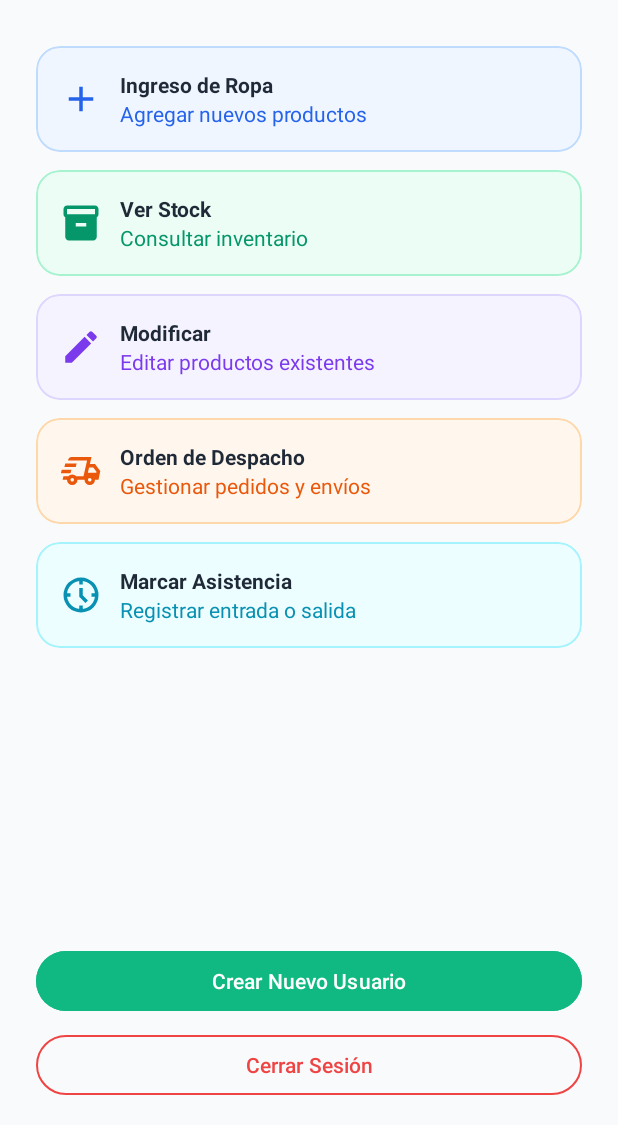
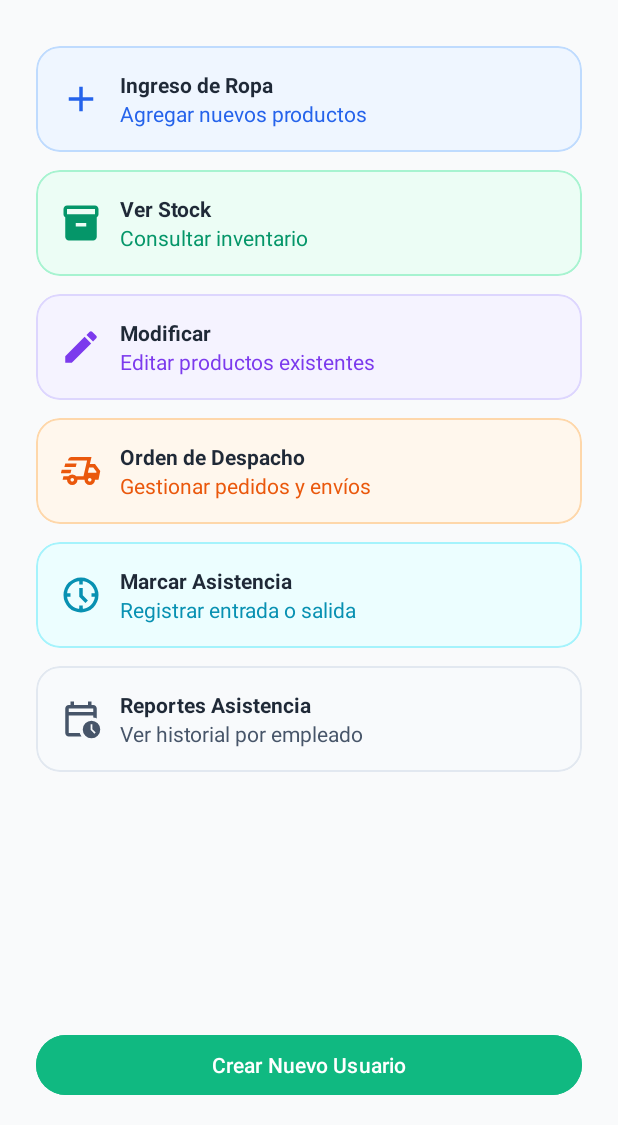
Before and after one commit to Start0k/StockFashion, an Android app: the layout activity_menu.xml on its own in the app's theme, with its tools: preview values and no code run, on a phone screen of 412 x 824 dp, the part 111-1236 px from its top. Run offline under Robolectric (Android 15) with nearby library versions, the phone set to English and light mode, and no system bars.

Commit message:
pdf reportes de asistencia y registro en log

```diff
--- /dev/null
+++ b/app/src/main/res/drawable/baseline_arrow_back_24.xml
@@ -0,0 +1,5 @@
+<vector xmlns:android="http://schemas.android.com/apk/res/android" android:autoMirrored="true" android:height="24dp" android:tint="#000000" android:viewportHeight="24" android:viewportWidth="24" android:width="24dp">
+
+    <path android:fillColor="@android:color/white" android:pathData="M20,11H7.83l5.59,-5.59L12,4l-8,8 8,8 1.41,-1.41L7.83,13H20v-2z"/>
+
+</vector>
--- /dev/null
+++ b/app/src/main/res/drawable/ic_calendario.xml
@@ -0,0 +1,5 @@
+<vector xmlns:android="http://schemas.android.com/apk/res/android" android:autoMirrored="true" android:height="24dp" android:tint="#000000" android:viewportHeight="960" android:viewportWidth="960" android:width="24dp">
+
+    <path android:fillColor="@android:color/white" android:pathData="M200,320L760,320L760,240Q760,240 760,240Q760,240 760,240L200,240Q200,240 200,240Q200,240 200,240L200,320ZM200,320L200,240Q200,240 200,240Q200,240 200,240L200,240Q200,240 200,240Q200,240 200,240L200,320ZM200,880Q167,880 143.5,856.5Q120,833 120,800L120,240Q120,207 143.5,183.5Q167,160 200,160L240,160L240,80L320,80L320,160L640,160L640,80L720,80L720,160L760,160Q793,160 816.5,183.5Q840,207 840,240L840,467Q821,458 801,452Q781,446 760,443L760,400L200,400L200,800Q200,800 200,800Q200,800 200,800L452,800Q459,822 468.5,842Q478,862 491,880L200,880ZM720,920Q637,920 578.5,861.5Q520,803 520,720Q520,637 578.5,578.5Q637,520 720,520Q803,520 861.5,578.5Q920,637 920,720Q920,803 861.5,861.5Q803,920 720,920ZM787,815L815,787L740,712L740,600L700,600L700,728L787,815Z"/>
+
+</vector>
--- a/app/src/main/res/layout/activity_menu.xml
+++ b/app/src/main/res/layout/activity_menu.xml
@@ -320,7 +320,57 @@
                                 android:textColor="#0891B2"/>
                         </LinearLayout>
                     </LinearLayout>
+
                 </com.google.android.material.card.MaterialCardView>
+                <!-- CARD 6: REPORTES DE ASISTENCIA -->
+                <com.google.android.material.card.MaterialCardView
+                    android:id="@+id/cardReportes"
+                    android:layout_width="match_parent"
+                    android:layout_height="wrap_content"
+                    android:layout_marginBottom="12dp"
+                    app:cardBackgroundColor="#F8FAFC"
+                    app:cardCornerRadius="16dp"
+                    app:strokeColor="#E2E8F0"
+                    app:strokeWidth="1dp">
+
+                    <LinearLayout
+                        android:layout_width="match_parent"
+                        android:layout_height="wrap_content"
+                        android:orientation="horizontal"
+                        android:padding="16dp"
+                        android:gravity="center_vertical">
+
+
+                        <ImageView
+                            android:layout_width="28dp"
+                            android:layout_height="28dp"
+                            android:src="@drawable/ic_calendario"
+                            app:tint="#475569"
+                            android:contentDescription="Icono Reportes" />
+
+                        <LinearLayout
+                            android:layout_width="0dp"
+                            android:layout_height="wrap_content"
+                            android:layout_weight="1"
+                            android:orientation="vertical"
+                            android:layout_marginStart="12dp">
+
+                            <TextView
+                                android:layout_width="wrap_content"
+                                android:layout_height="wrap_content"
+                                android:text="Reportes Asistencia"
+                                android:textColor="#1F2937"
+                                android:textStyle="bold"/>
+
+                            <TextView
+                                android:layout_width="wrap_content"
+                                android:layout_height="wrap_content"
+                                android:text="Ver historial por empleado"
+                                android:textColor="#475569"/>
+                        </LinearLayout>
+                    </LinearLayout>
+                </com.google.android.material.card.MaterialCardView>
+
 
             </LinearLayout>
 
@@ -329,7 +379,7 @@
     </ScrollView>
 
 
-    <!-- Parte inferior (Footer) -->
+
     <LinearLayout
         android:layout_width="match_parent"
         android:layout_height="wrap_content"
@@ -340,7 +390,7 @@
         android:paddingTop="8dp"
         android:background="#F9FAFB">
 
-        <!-- Solo visible para Administradores (controlado en Java) -->
+
         <Button
             android:id="@+id/btnCrearUsuario"
             android:layout_width="match_parent"
@@ -352,7 +402,7 @@
             tools:visibility="visible" />
 
         <!-- Botón Cerrar Sesión -->
-        <Button
+        <!--Button
             android:id="@+id/btnCerrarSesion"
             style="@style/Widget.Material3.Button.OutlinedButton"
             android:layout_width="match_parent"
@@ -360,7 +410,7 @@
             android:layout_marginTop="8dp"
             android:text="Cerrar Sesión"
             android:textColor="#EF4444"
-            app:strokeColor="#EF4444" />
+            app:strokeColor="#EF4444" /-->
     </LinearLayout>
 
 </LinearLayout>
```
Also changed, not shown: app/src/main/AndroidManifest.xml (+10 -5 lines), app/src/main/java/com/HanDav/stockfashion/LogActivity.java (+21 -25 lines), app/src/main/java/com/HanDav/stockfashion/ReportesAsistencia.java (added, +251 -0 lines), app/src/main/java/com/HanDav/stockfashion/menu.java (+9 -3 lines), app/src/main/res/drawable/border_background.xml (added, +17 -0 lines), app/src/main/res/layout/activity_reportes_asistencia.xml (added, +121 -0 lines), app/src/main/res/layout/log_activity.xml (+26 -0 lines).
